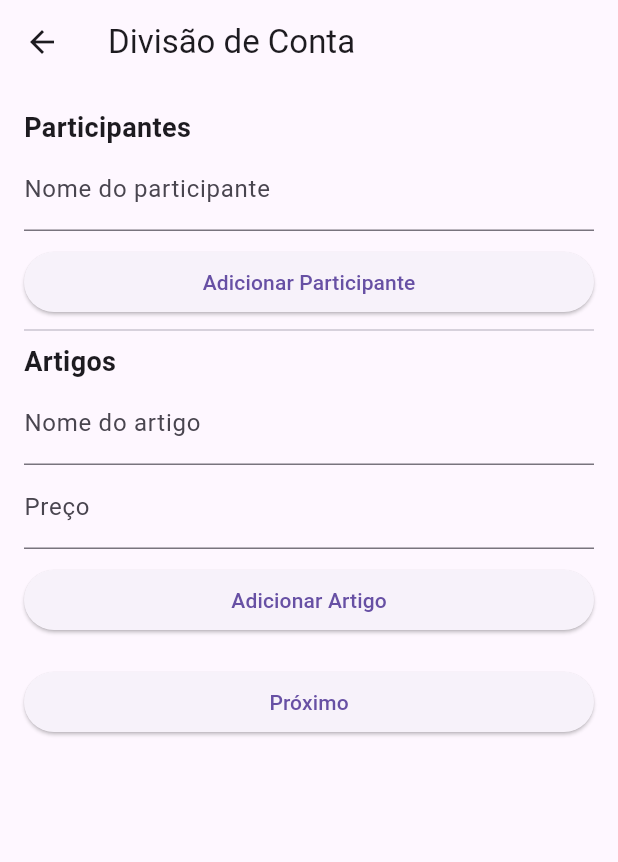
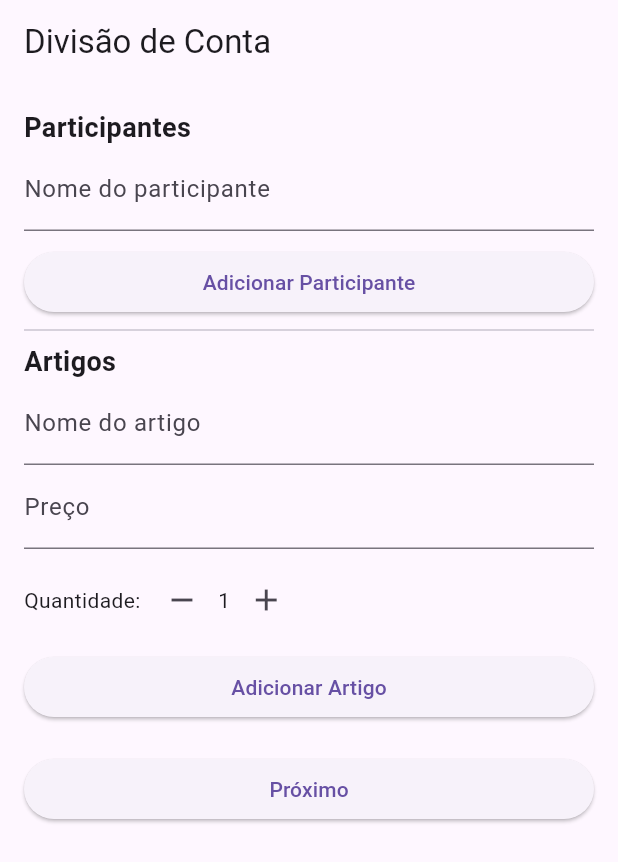
Before and after one commit to cristiano-istec/DDM-TP1-Cris-Joao-Joao, a Flutter app: the Ecra1 screen opened directly, on a phone screen of 412 x 824 dp. Shown: the top 862 px of the screen. Run offline on Flutter 3.47's test engine with Material 3 defaults, Android fonts, the phone set to English and light mode, and no system bars.

Commit message:
Adicionar botões de quantidade ao Ecra 1

```diff
--- a/lib/main.dart
+++ b/lib/main.dart
@@ -1,20 +1,18 @@
 import 'package:flutter/material.dart';
+import 'screens/ecra1.dart';
 
 void main() {
-  runApp(const MainApp());
+  runApp(const MyApp());
 }
 
-class MainApp extends StatelessWidget {
-  const MainApp({super.key});
+class MyApp extends StatelessWidget {
+  const MyApp({super.key});
 
   @override
   Widget build(BuildContext context) {
-    return const MaterialApp(
-      home: Scaffold(
-        body: Center(
-          child: Text('Hello World!'),
-        ),
-      ),
+    return MaterialApp(
+      debugShowCheckedModeBanner: false,
+      home: const Ecra1(),
     );
   }
 }
--- a/lib/screens/ecra1.dart
+++ b/lib/screens/ecra1.dart
@@ -18,6 +18,9 @@
   final nomeController = TextEditingController();
   final artigoNomeController = TextEditingController();
   final precoController = TextEditingController();
+
+  // Quantidade atual
+  int quantidadeAtual = 1;
 
   @override
   Widget build(BuildContext context) {
@@ -58,7 +61,6 @@
               child: const Text("Adicionar Participante"),
             ),
 
-            // Lista de participantes
             ...participantes.map(
               (p) => ListTile(
                 title: Text(p.nome),
@@ -90,6 +92,32 @@
 
             const SizedBox(height: 10),
 
+            // ===== QUANTIDADE (➕➖) =====
+            Row(
+              children: [
+                const Text("Quantidade: "),
+                IconButton(
+                  onPressed: () {
+                    setState(() {
+                      if (quantidadeAtual > 1) quantidadeAtual--;
+                    });
+                  },
+                  icon: const Icon(Icons.remove),
+                ),
+                Text("$quantidadeAtual"),
+                IconButton(
+                  onPressed: () {
+                    setState(() {
+                      quantidadeAtual++;
+                    });
+                  },
+                  icon: const Icon(Icons.add),
+                ),
+              ],
+            ),
+
+            const SizedBox(height: 10),
+
             ElevatedButton(
               onPressed: () {
                 if (artigoNomeController.text.isNotEmpty &&
@@ -99,28 +127,30 @@
                       Artigo(
                         nome: artigoNomeController.text,
                         preco: double.parse(precoController.text),
+                        quantidade: quantidadeAtual,
                       ),
                     );
 
                     artigoNomeController.clear();
                     precoController.clear();
+                    quantidadeAtual = 1;
                   });
                 }
               },
               child: const Text("Adicionar Artigo"),
             ),
 
-            // Lista de artigos
             ...artigos.map(
               (a) => ListTile(
                 title: Text(a.nome),
-                subtitle: Text("${a.preco.toStringAsFixed(2)} €"),
+                subtitle: Text(
+                  "${a.preco.toStringAsFixed(2)} € | Quantidade: ${a.quantidade}",
+                ),
               ),
             ),
 
             const SizedBox(height: 20),
 
-            // ===== BOTÃO PRÓXIMO =====
             ElevatedButton(
               onPressed: () {
                 if (participantes.length < 2 || artigos.isEmpty) {
@@ -134,7 +164,7 @@
                   return;
                 }
 
-                // Navegação para o Ecrã 2 (vais fazer depois)
+                // Navegação futura
               },
               child: const Text("Próximo"),
             ),
```
